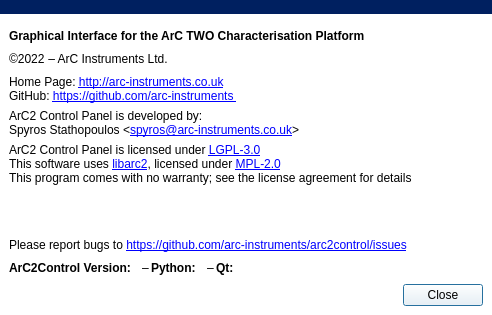
The window that uis/about.ui (arc-instruments/arc2control) describes before a commit, drawn with Qt 5.
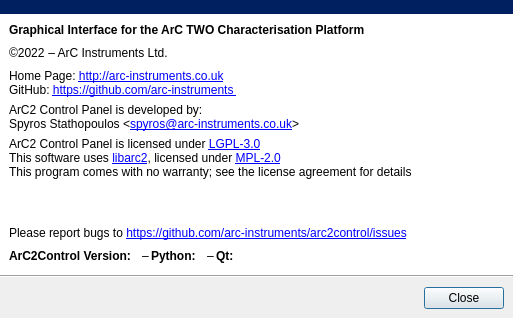
The same window after the commit.

Commit message: Fix inconsistent background of about dialog

```diff
--- a/uis/about.ui
+++ b/uis/about.ui
@@ -6,17 +6,20 @@
    <rect>
     <x>0</x>
     <y>0</y>
-    <width>492</width>
-    <height>315</height>
+    <width>513</width>
+    <height>318</height>
    </rect>
   </property>
   <property name="windowTitle">
    <string>About ArC2 Control Panel</string>
   </property>
   <property name="styleSheet">
-   <string notr="true">background-color: white;</string>
+   <string notr="true"/>
   </property>
   <layout class="QVBoxLayout" name="verticalLayout_2">
+   <property name="spacing">
+    <number>0</number>
+   </property>
    <property name="leftMargin">
     <number>0</number>
    </property>
@@ -40,19 +43,11 @@
     </widget>
    </item>
    <item>
+    <widget class="QWidget" name="holderWidget" native="true">
+     <property name="styleSheet">
+      <string notr="true">QWidget#holderWidget { background-color: white; }</string>
+     </property>
     <layout class="QVBoxLayout" name="verticalLayout">
-     <property name="leftMargin">
-      <number>9</number>
-     </property>
-     <property name="topMargin">
-      <number>9</number>
-     </property>
-     <property name="rightMargin">
-      <number>9</number>
-     </property>
-     <property name="bottomMargin">
-      <number>9</number>
-     </property>
      <item>
       <widget class="QLabel" name="label_2">
        <property name="styleSheet">
@@ -137,7 +132,7 @@
        <property name="sizeHint" stdset="0">
         <size>
          <width>20</width>
-         <height>40</height>
+          <height>16</height>
         </size>
        </property>
       </spacer>
@@ -252,6 +247,28 @@
        </item>
       </layout>
      </item>
+     </layout>
+    </widget>
+   </item>
+   <item>
+    <widget class="Line" name="line">
+     <property name="orientation">
+      <enum>Qt::Horizontal</enum>
+     </property>
+    </widget>
+   </item>
+   <item>
+    <widget class="QWidget" name="buttonBoxWidget" native="true">
+     <property name="styleSheet">
+      <string notr="true"/>
+     </property>
+     <layout class="QVBoxLayout" name="verticalLayout_3">
+      <property name="topMargin">
+       <number>9</number>
+      </property>
+      <property name="bottomMargin">
+       <number>9</number>
+      </property>
      <item>
       <widget class="QDialogButtonBox" name="buttonBox">
        <property name="orientation">
@@ -263,6 +280,7 @@
       </widget>
      </item>
     </layout>
+    </widget>
    </item>
   </layout>
  </widget>
```
Lines whose indentation alone changed are shown as unchanged.
